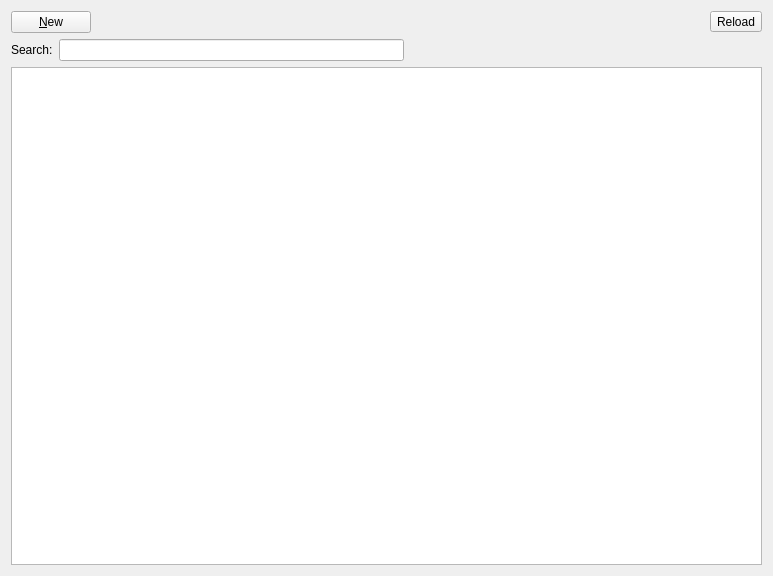
Above: client/src/pages/page.ui from KDAB/FatCRM before the change. Below: the same form after it.
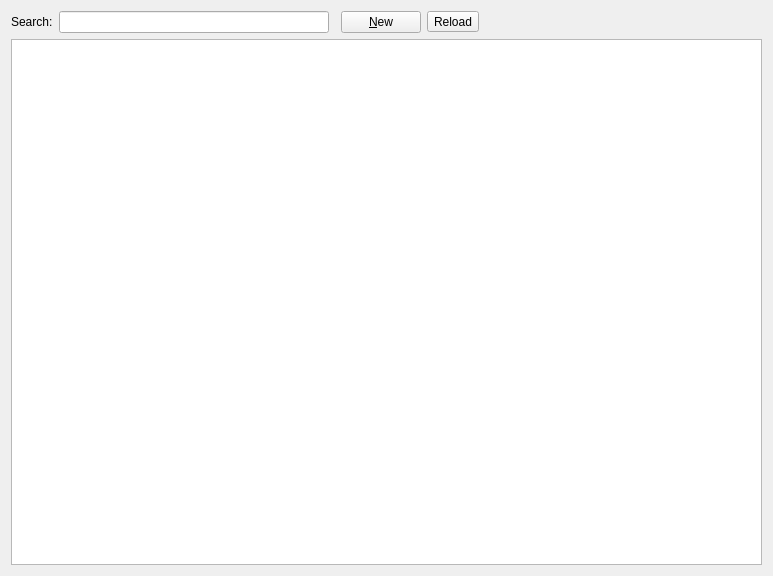
That is the form after the change. Icons and pictures are not drawn. Custom widgets are drawn as their Qt base class.

Commit message:
page: Place buttons on same line
... as the search line to save some vertical space.

Patch:
```diff
--- a/client/src/pages/page.ui
+++ b/client/src/pages/page.ui
@@ -16,41 +16,6 @@
   <layout class="QVBoxLayout" name="verticalLayout_2">
    <item>
     <layout class="QVBoxLayout" name="verticalLayout">
-     <item>
-      <layout class="QHBoxLayout" name="horizontalLayout">
-       <item>
-        <widget class="QPushButton" name="newPB">
-         <property name="text">
-          <string>&amp;New</string>
-         </property>
-         <property name="icon">
-          <iconset theme="document-new">
-           <normaloff>.</normaloff>.</iconset>
-         </property>
-        </widget>
-       </item>
-       <item>
-        <spacer name="horizontalSpacer">
-         <property name="orientation">
-          <enum>Qt::Horizontal</enum>
-         </property>
-         <property name="sizeHint" stdset="0">
-          <size>
-           <width>40</width>
-           <height>20</height>
-          </size>
-         </property>
-        </spacer>
-       </item>
-       <item>
-        <widget class="QToolButton" name="reloadPB">
-         <property name="text">
-          <string>Reload</string>
-         </property>
-        </widget>
-       </item>
-      </layout>
-     </item>
      <item>
       <layout class="QHBoxLayout" name="horizontalLayout_2">
        <item>
@@ -65,11 +30,38 @@
        </item>
        <item>
         <widget class="QLineEdit" name="searchLE">
+         <property name="minimumSize">
+          <size>
+           <width>200</width>
+           <height>0</height>
+          </size>
+         </property>
          <property name="clearButtonEnabled">
           <bool>true</bool>
          </property>
         </widget>
        </item>
+       <item>
+        <widget class="KSeparator" name="kseparator"/>
+       </item>
+       <item>
+        <widget class="QPushButton" name="newPB">
+         <property name="text">
+          <string>&amp;New</string>
+         </property>
+         <property name="icon">
+          <iconset theme="document-new">
+           <normaloff>.</normaloff>.</iconset>
+         </property>
+        </widget>
+       </item>
+       <item>
+        <widget class="QToolButton" name="reloadPB">
+         <property name="text">
+          <string>Reload</string>
+         </property>
+        </widget>
+       </item>
        <item>
         <spacer name="horizontalSpacer_2">
          <property name="orientation">
@@ -119,6 +111,11 @@
   </layout>
  </widget>
  <customwidgets>
+  <customwidget>
+   <class>KSeparator</class>
+   <extends>QFrame</extends>
+   <header>kseparator.h</header>
+  </customwidget>
   <customwidget>
    <class>ItemsTreeView</class>
    <extends>QTreeView</extends>
```
